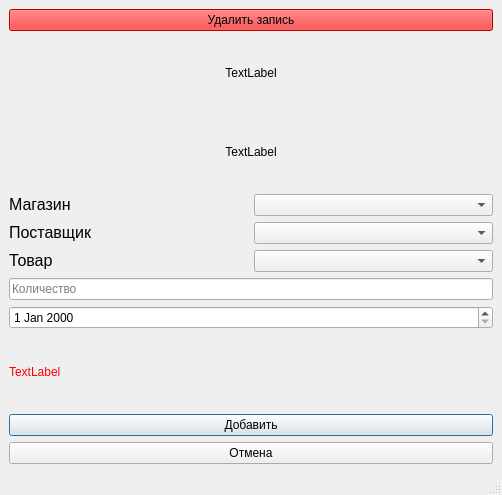
Old version of the form Screens/add_delivery.ui in the repository tebik44/Delivery_app.
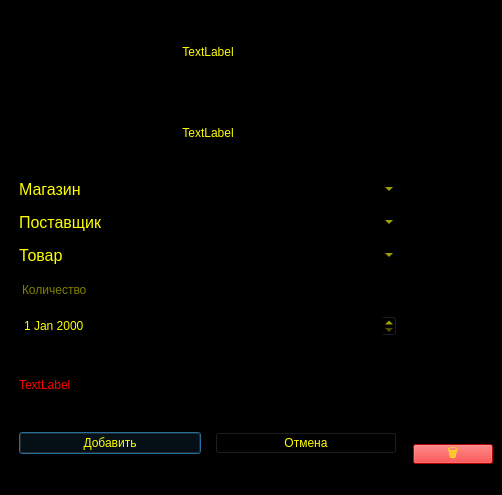
New version of the form.

```diff
--- a/Screens/add_delivery.ui
+++ b/Screens/add_delivery.ui
@@ -13,18 +13,29 @@
   <property name="windowTitle">
    <string>MainWindow</string>
   </property>
+  <property name="styleSheet">
+   <string notr="true">background-color: black;
+color: yellow;</string>
+  </property>
   <widget class="QWidget" name="centralwidget">
+   <layout class="QHBoxLayout" name="horizontalLayout_5">
+    <item>
    <layout class="QVBoxLayout" name="verticalLayout">
-    <item>
-     <widget class="QPushButton" name="pushButton_3">
-      <property name="styleSheet">
-       <string notr="true">background-color: red;</string>
+      <property name="spacing">
+       <number>14</number>
       </property>
-      <property name="text">
-       <string>Удалить запись</string>
+      <property name="leftMargin">
+       <number>10</number>
       </property>
-     </widget>
-    </item>
+      <property name="topMargin">
+       <number>10</number>
+      </property>
+      <property name="rightMargin">
+       <number>10</number>
+      </property>
+      <property name="bottomMargin">
+       <number>10</number>
+      </property>
     <item>
      <widget class="QLabel" name="label">
       <property name="text">
@@ -56,6 +67,9 @@
           <height>0</height>
          </size>
         </property>
+          <property name="styleSheet">
+           <string notr="true">border: yellow;</string>
+          </property>
        </widget>
       </item>
      </layout>
@@ -70,7 +84,11 @@
        </widget>
       </item>
       <item>
-       <widget class="QComboBox" name="comboBox_2"/>
+         <widget class="QComboBox" name="comboBox_2">
+          <property name="styleSheet">
+           <string notr="true">border: yellow;</string>
+          </property>
+         </widget>
       </item>
      </layout>
     </item>
@@ -84,7 +102,11 @@
        </widget>
       </item>
       <item>
-       <widget class="QComboBox" name="comboBox_3"/>
+         <widget class="QComboBox" name="comboBox_3">
+          <property name="styleSheet">
+           <string notr="true">border: yellow;</string>
+          </property>
+         </widget>
       </item>
      </layout>
     </item>
@@ -109,6 +131,8 @@
      </widget>
     </item>
     <item>
+       <layout class="QHBoxLayout" name="horizontalLayout_4">
+        <item>
      <widget class="QPushButton" name="pushButton">
       <property name="text">
        <string>Добавить</string>
@@ -127,6 +151,55 @@
        <string>Отмена</string>
       </property>
      </widget>
+        </item>
+       </layout>
+      </item>
+     </layout>
+    </item>
+    <item>
+     <layout class="QVBoxLayout" name="verticalLayout_2">
+      <item>
+       <spacer name="verticalSpacer">
+        <property name="orientation">
+         <enum>Qt::Vertical</enum>
+        </property>
+        <property name="sizeHint" stdset="0">
+         <size>
+          <width>20</width>
+          <height>348</height>
+         </size>
+        </property>
+       </spacer>
+      </item>
+      <item>
+       <widget class="QPushButton" name="pushButton_3">
+        <property name="minimumSize">
+         <size>
+          <width>0</width>
+          <height>0</height>
+         </size>
+        </property>
+        <property name="maximumSize">
+         <size>
+          <width>16777215</width>
+          <height>20</height>
+         </size>
+        </property>
+        <property name="baseSize">
+         <size>
+          <width>0</width>
+          <height>0</height>
+         </size>
+        </property>
+        <property name="styleSheet">
+         <string notr="true">background-color: red;</string>
+        </property>
+        <property name="text">
+         <string>🗑️</string>
+        </property>
+       </widget>
+      </item>
+     </layout>
     </item>
    </layout>
   </widget>
```
Lines whose indentation alone changed are shown as unchanged.
